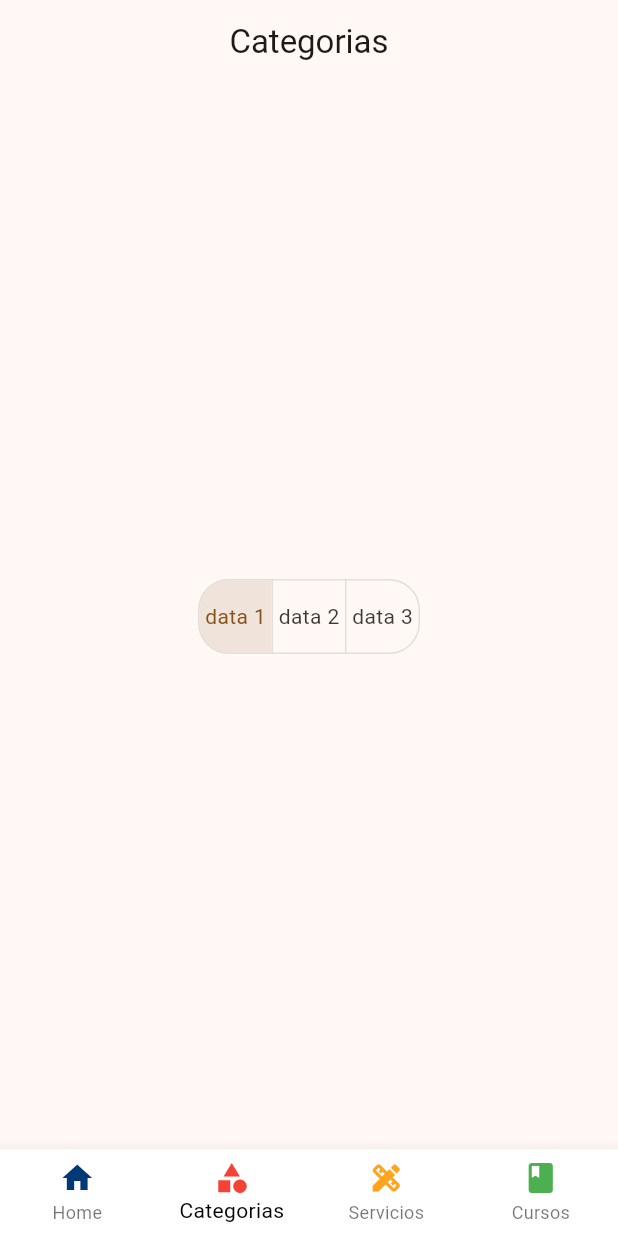
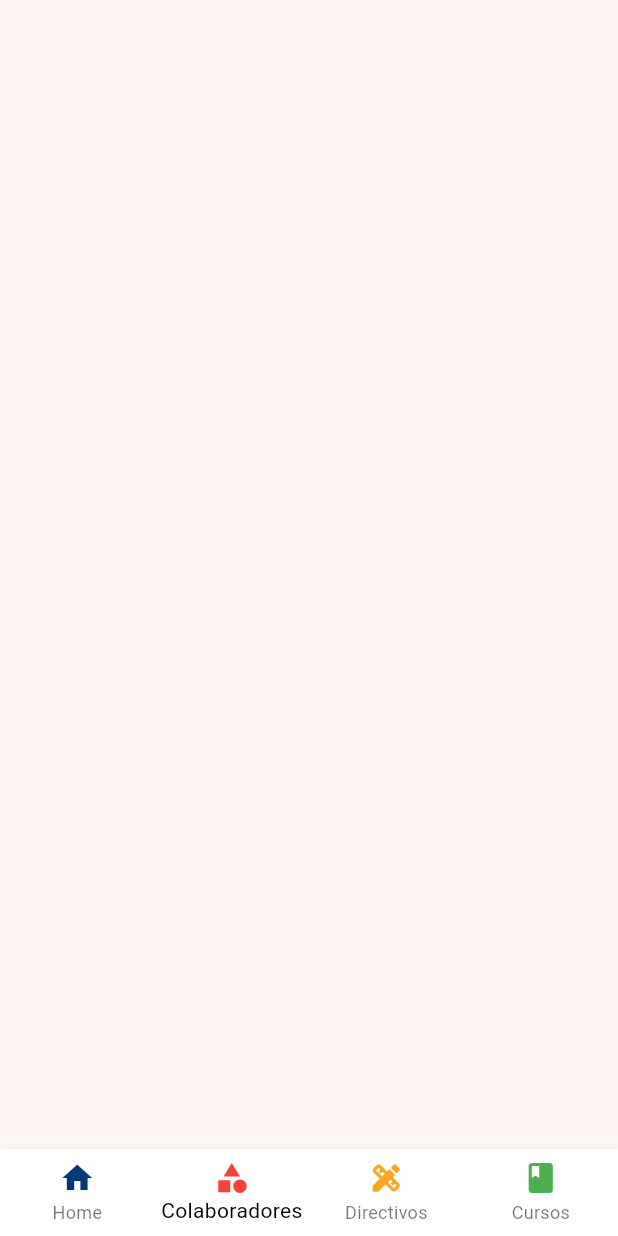
Before and after one commit to HarryOreLara/dicta-app, a Flutter app: the screen it shows after launch, swiped to page 2, on a phone screen of 412 x 824 dp. Run offline on Flutter 3.47's test engine with Material 2 defaults, Android fonts, the phone set to English and light mode, and no system bars; our stand-ins replace animate_do, card_swiper, go_router, google_fonts; network calls fail.

Commit message:
Tratando de hacer colaboradores

```diff
--- a/lib/config/router/app_router.dart
+++ b/lib/config/router/app_router.dart
@@ -14,11 +14,11 @@ final appRouter = GoRouter(
       ),
       GoRoute(
         path: '/categorias',
-        builder: (context, state) => const CategoriasScreen(),
+        builder: (context, state) => const ColaboradoresScreen(),
       ),
       GoRoute(
         path: '/servicios',
-        builder: (context, state) => const ServiciosScreen(),
+        builder: (context, state) => const DirectivosScreen(),
       ),
       GoRoute(
         path: '/cursos',
--- /dev/null
+++ b/lib/infraestructure/models/colaborador/colaborador_model.dart
@@ -0,0 +1,3 @@
+class ColaboradorModel{
+
+}
--- a/lib/presentation/screens/categorias/categorias_screen.dart
+++ /dev/null
@@ -1,41 +0,0 @@
-import 'package:flutter/material.dart';
-
-class CategoriasScreen extends StatefulWidget {
-  const CategoriasScreen({super.key});
-
-  @override
-  State<CategoriasScreen> createState() => _CategoriasScreenState();
-}
-
-class _CategoriasScreenState extends State<CategoriasScreen> {
-  List<bool> _selections = [true, false, false];
-
-  @override
-  Widget build(BuildContext context) {
-    return Scaffold(
-      appBar: AppBar(
-        title: const Text("Categorias"),
-      ),
-      body: Center(
-        child: ToggleButtons(
-          borderRadius: BorderRadius.circular(20.0),
-          isSelected: _selections,
-          onPressed: (index) {
-            setState(() {
-              for (int buttonIndex = 0;
-                  buttonIndex < _selections.length;
-                  buttonIndex++) {
-                _selections[buttonIndex] = buttonIndex == index;
-              }
-            });
-          },
-          children: const [
-            Text("data 1"),
-            Text("data 2"),
-            Text("data 3"),
-          ],
-        ),
-      ),
-    );
-  }
-}
--- /dev/null
+++ b/lib/presentation/screens/colaboradores/colaboradores_screen.dart
@@ -0,0 +1,26 @@
+import 'package:flutter/material.dart';
+
+class ColaboradoresScreen extends StatefulWidget {
+  const ColaboradoresScreen({super.key});
+
+  @override
+  State<ColaboradoresScreen> createState() => _ColaboradoresScreenState();
+}
+
+class _ColaboradoresScreenState extends State<ColaboradoresScreen> {
+  @override
+  Widget build(BuildContext context) {
+    final size = MediaQuery.of(context).size;
+
+    return Scaffold(
+      body: Stack(
+        children: [
+          Container(
+            width: size.width * 1,
+            height: size.height * 0.2,
+          )
+        ],
+      ),
+    );
+  }
+}
--- a/lib/presentation/screens/servicios/servicios_screen.dart
+++ b/lib/presentation/screens/directivos/directivos_screen.dart
@@ -1,7 +1,7 @@
 import 'package:flutter/material.dart';
 
-class ServiciosScreen extends StatelessWidget {
-  const ServiciosScreen({super.key});
+class DirectivosScreen extends StatelessWidget {
+  const DirectivosScreen({super.key});
 
   @override
   Widget build(BuildContext context) {
--- a/lib/presentation/screens/home/home_screen.dart
+++ b/lib/presentation/screens/home/home_screen.dart
@@ -62,7 +62,7 @@ class _CustomClipperHome extends StatelessWidget {
       child: Container(
         decoration: const BoxDecoration(
             gradient: LinearGradient(
-                colors: [Colors.amberAccent, Colors.redAccent],
+                colors: [Colors.orange, Colors.black],
                 begin: Alignment.topLeft,
                 end: Alignment.bottomCenter)),
         height: 200,
--- a/lib/presentation/screens/screens.dart
+++ b/lib/presentation/screens/screens.dart
@@ -4,9 +4,9 @@ export 'package:dicta_app/presentation/screens/drawer/perfil/perfil_screen.dart'
 
 export 'package:dicta_app/presentation/screens/auth/login/login_screen.dart';
 export 'package:dicta_app/presentation/screens/auth/register/register.dart';
-export 'package:dicta_app/presentation/screens/categorias/categorias_screen.dart';
+export 'package:dicta_app/presentation/screens/colaboradores/colaboradores_screen.dart';
 export 'package:dicta_app/presentation/screens/cursos/cursos_screen.dart';
 
-export 'package:dicta_app/presentation/screens/servicios/servicios_screen.dart';
+export 'package:dicta_app/presentation/screens/directivos/directivos_screen.dart';
 
 export 'package:dicta_app/presentation/screens/home/home_screen.dart';
--- a/lib/presentation/widgets/shared/custom_buttom_navigator.dart
+++ b/lib/presentation/widgets/shared/custom_buttom_navigator.dart
@@ -15,8 +15,8 @@ class _MainNavigatorState extends State<MainNavigator> {
 
   final List<Widget> _screen = [
     const HomeScreen(),
-    const CategoriasScreen(),
-    const ServiciosScreen(),
+    const ColaboradoresScreen(),
+    const DirectivosScreen(),
     const CursosScreen()
   ];
 
@@ -57,14 +57,14 @@ class _MainNavigatorState extends State<MainNavigator> {
                 Icons.category,
                 color: Colors.red,
               ),
-              label: 'Categorias',
+              label: 'Colaboradores',
             ),
             BottomNavigationBarItem(
               icon: Icon(
                 Icons.design_services,
                 color: Color.fromARGB(255, 255, 165, 29),
               ),
-              label: 'Servicios',
+              label: 'Directivos',
             ),
             BottomNavigationBarItem(
               icon: Icon(
--- a/lib/presentation/widgets/widgets.dart
+++ b/lib/presentation/widgets/widgets.dart
@@ -1,3 +1,6 @@
+
+export 'package:dicta_app/presentation/widgets/colaboradores/colaboradores_appbar.dart';
+
 export 'package:dicta_app/presentation/widgets/home/list_cards_vertical.dart';
 
 export 'package:dicta_app/presentation/widgets/home/information_slideshow.dart';
```
Also changed, not shown: lib/presentation/services/delegates/search_colaborador_delegate.dart (added, +34 -0 lines), lib/presentation/widgets/colaboradores/colaboradores_appbar.dart (added, +39 -0 lines), lib/presentation/widgets/home/information_slideshow.dart (+3 -4 lines), lib/presentation/widgets/shared/custon_drawer_sidebar.dart (+2 -61 lines).
